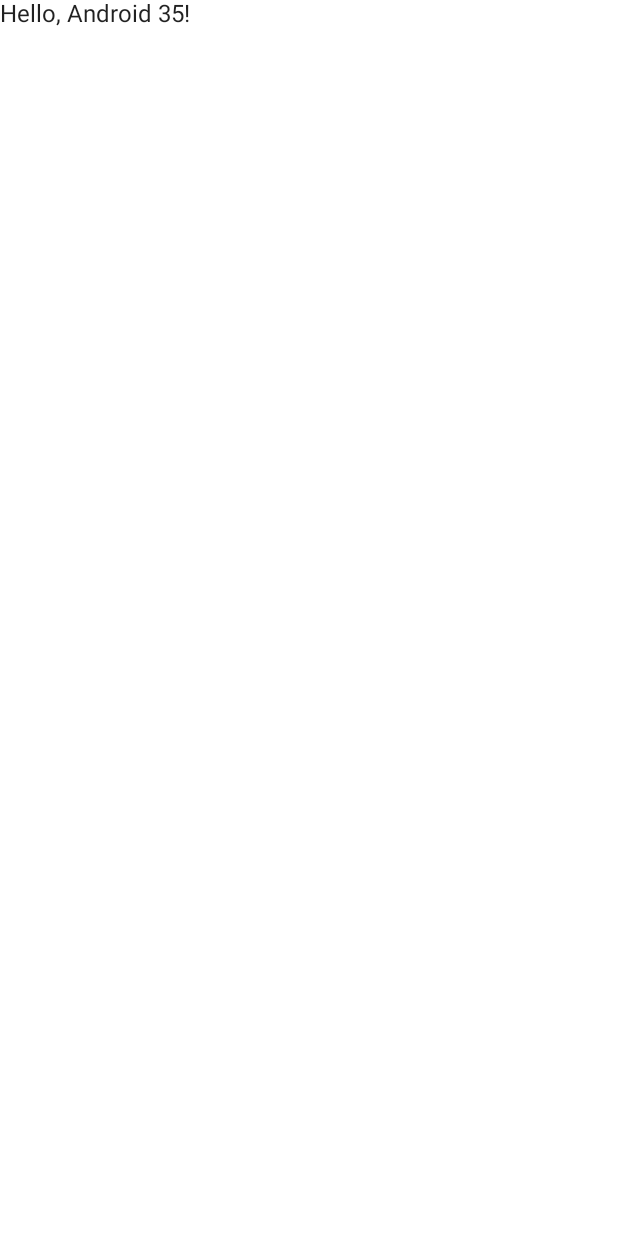
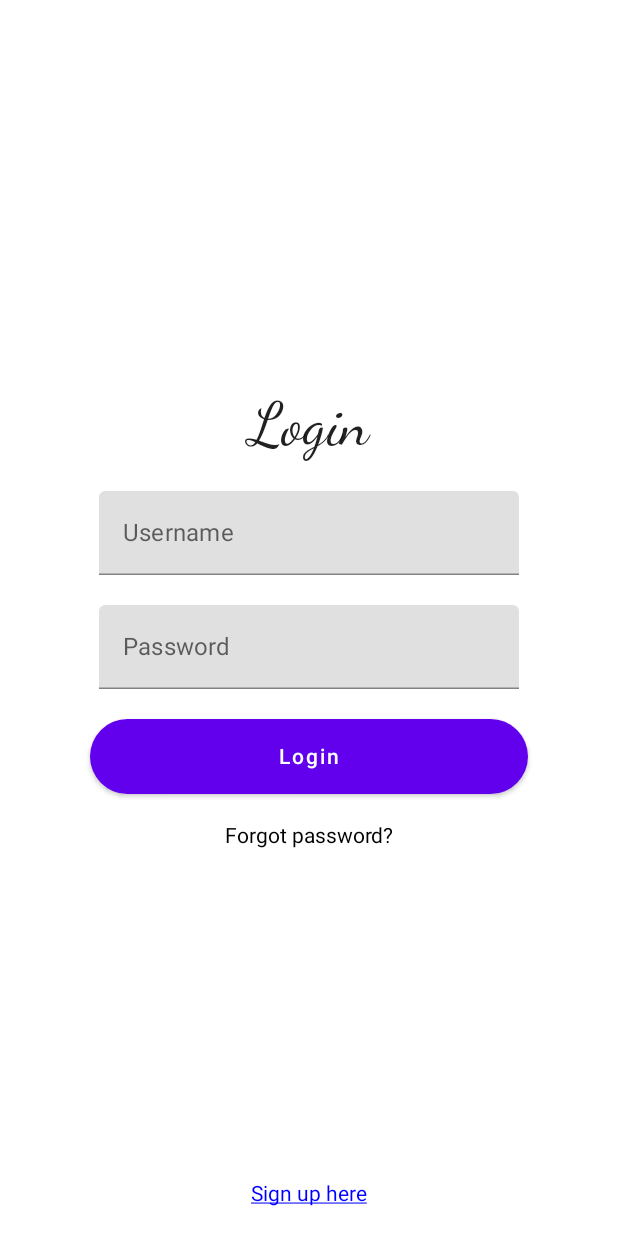
Before and after one commit to Iamvive/ParkingPartnerApp, an Android app built with Jetpack Compose: the screen it shows after launch (MainActivity), on a phone screen of 412 x 824 dp. Before the commit the screen is almost empty. Run offline under Robolectric (Android 15) with nearby library versions, the phone set to English and light mode, and no system bars.

```diff
--- a/androidApp/build.gradle.kts
+++ b/androidApp/build.gradle.kts
@@ -42,4 +42,5 @@ dependencies {
     implementation("androidx.compose.foundation:foundation:1.4.3")
     implementation("androidx.compose.material:material:1.4.3")
     implementation("androidx.activity:activity-compose:1.7.1")
+    implementation ("androidx.navigation:navigation-compose:2.4.0-alpha04")
 }
--- a/androidApp/src/main/java/com/android/parkingpartnerapp/android/MainActivity.kt
+++ b/androidApp/src/main/java/com/android/parkingpartnerapp/android/MainActivity.kt
@@ -9,6 +9,7 @@ import androidx.compose.runtime.Composable
 import androidx.compose.ui.Modifier
 import androidx.compose.ui.tooling.preview.Preview
 import com.android.parkingpartnerapp.Greeting
+import com.android.parkingpartnerapp.android.screen.ScreenMain
 
 class MainActivity : ComponentActivity() {
     override fun onCreate(savedInstanceState: Bundle?) {
@@ -19,7 +20,7 @@ class MainActivity : ComponentActivity() {
                     modifier = Modifier.fillMaxSize(),
                     color = MaterialTheme.colors.background
                 ) {
-                    GreetingView(Greeting().greet())
+                    ScreenMain()
                 }
             }
         }
@@ -35,6 +36,6 @@ fun GreetingView(text: String) {
 @Composable
 fun DefaultPreview() {
     MyApplicationTheme {
-        GreetingView("Hello, Android!")
+        ScreenMain()
     }
 }
--- /dev/null
+++ b/androidApp/src/main/java/com/android/parkingpartnerapp/android/Routes.kt
@@ -0,0 +1,6 @@
+package com.android.parkingpartnerapp.android
+
+sealed class Routes(val route: String) {
+    object Login : Routes("Login")
+    object ForgotPassword : Routes("ForgotPassword")
+}
--- /dev/null
+++ b/androidApp/src/main/java/com/android/parkingpartnerapp/android/screen/LoginActivity.kt
@@ -0,0 +1,110 @@
+package com.android.parkingpartnerapp.android.screen
+
+import androidx.compose.foundation.layout.Arrangement
+import androidx.compose.foundation.layout.Box
+import androidx.compose.foundation.layout.Column
+import androidx.compose.foundation.layout.Spacer
+import androidx.compose.foundation.layout.fillMaxSize
+import androidx.compose.foundation.layout.fillMaxWidth
+import androidx.compose.foundation.layout.height
+import androidx.compose.foundation.layout.padding
+import androidx.compose.foundation.shape.RoundedCornerShape
+import androidx.compose.foundation.text.ClickableText
+import androidx.compose.foundation.text.KeyboardOptions
+import androidx.compose.material.*
+import androidx.compose.runtime.Composable
+import androidx.compose.runtime.mutableStateOf
+import androidx.compose.runtime.remember
+import androidx.compose.ui.Alignment
+import androidx.compose.ui.Modifier
+import androidx.compose.ui.graphics.Color
+import androidx.compose.ui.res.stringResource
+import androidx.compose.ui.text.AnnotatedString
+import androidx.compose.ui.text.TextStyle
+import androidx.compose.ui.text.font.FontFamily
+import androidx.compose.ui.text.input.KeyboardType
+import androidx.compose.ui.text.input.PasswordVisualTransformation
+import androidx.compose.ui.text.input.TextFieldValue
+import androidx.compose.ui.text.style.TextDecoration
+import androidx.compose.ui.tooling.preview.Preview
+import androidx.compose.ui.unit.dp
+import androidx.compose.ui.unit.sp
+import androidx.navigation.NavHostController
+import com.android.parkingpartnerapp.android.MyApplicationTheme
+import com.android.parkingpartnerapp.android.R
+import com.android.parkingpartnerapp.android.Routes
+
+@Composable
+fun LoginActivity(navController: NavHostController) {
+    Box(modifier = Modifier.fillMaxSize()) {
+        ClickableText(
+            text = AnnotatedString("Sign up here"),
+            modifier = Modifier
+                .align(Alignment.BottomCenter)
+                .padding(20.dp),
+            onClick = { },
+            style = TextStyle(
+                fontSize = 14.sp,
+                fontFamily = FontFamily.Default,
+                textDecoration = TextDecoration.Underline,
+                color = Color.Blue
+            )
+        )
+    }
+    Column(
+        modifier = Modifier.padding(20.dp),
+        verticalArrangement = Arrangement.Center,
+        horizontalAlignment = Alignment.CenterHorizontally
+    ) {
+
+        val username = remember { mutableStateOf(TextFieldValue()) }
+        val password = remember { mutableStateOf(TextFieldValue()) }
+
+        Text(text = "Login", style = TextStyle(fontSize = 40.sp, fontFamily = FontFamily.Cursive))
+
+        Spacer(modifier = Modifier.height(20.dp))
+        TextField(
+            label = { Text(text = "Username") },
+            value = username.value,
+            onValueChange = { username.value = it })
+
+        Spacer(modifier = Modifier.height(20.dp))
+        TextField(
+            label = { Text(text = "Password") },
+            value = password.value,
+            visualTransformation = PasswordVisualTransformation(),
+            keyboardOptions = KeyboardOptions(keyboardType = KeyboardType.Password),
+            onValueChange = { password.value = it })
+
+        Spacer(modifier = Modifier.height(20.dp))
+        Box(modifier = Modifier.padding(40.dp, 0.dp, 40.dp, 0.dp)) {
+            Button(
+                onClick = { },
+                shape = RoundedCornerShape(50.dp),
+                modifier = Modifier
+                    .fillMaxWidth()
+                    .height(50.dp)
+            ) {
+                Text(text = "Login")
+            }
+        }
+
+        Spacer(modifier = Modifier.height(20.dp))
+        ClickableText(
+            text = AnnotatedString("Forgot password?"),
+            onClick = { navController.navigate(Routes.ForgotPassword.route) },
+            style = TextStyle(
+                fontSize = 14.sp,
+                fontFamily = FontFamily.Default
+            )
+        )
+    }
+}
+
+@Preview
+@Composable
+fun LoginPreview() {
+    MyApplicationTheme {
+       // LoginActivity(navController)
+    }
+}
--- /dev/null
+++ b/androidApp/src/main/java/com/android/parkingpartnerapp/android/screen/ScreenMain.kt
@@ -0,0 +1,23 @@
+package com.android.parkingpartnerapp.android.screen
+
+import androidx.compose.runtime.Composable
+import androidx.navigation.compose.NavHost
+import androidx.navigation.compose.composable
+import androidx.navigation.compose.rememberNavController
+import com.android.parkingpartnerapp.android.Routes
+
+@Composable
+fun ScreenMain(){
+    val navController = rememberNavController()
+
+    NavHost(navController = navController, startDestination = Routes.Login.route) {
+
+        composable(Routes.Login.route) {
+            LoginActivity(navController = navController)
+        }
+
+        composable(Routes.ForgotPassword.route) {
+            ForgotPassword(navController = navController)
+        }
+    }
+}
```
Also changed, not shown: androidApp/src/main/java/com/android/parkingpartnerapp/android/component/CustomTopAppBar.kt (added, +31 -0 lines), androidApp/src/main/java/com/android/parkingpartnerapp/android/screen/ForgotPassword.kt (added, +43 -0 lines).
